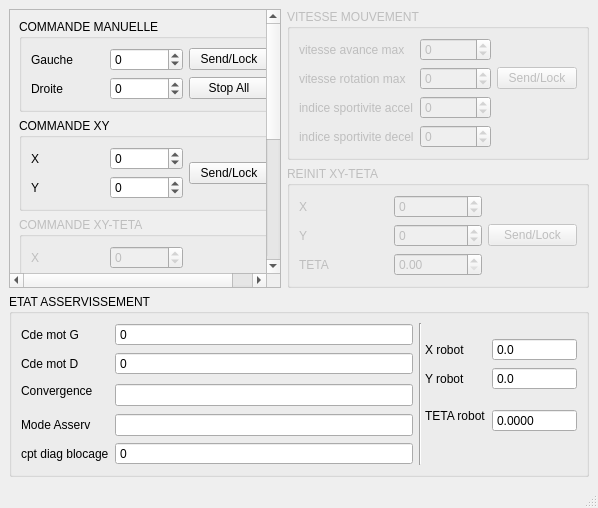
Before: the Qt Designer form PluginModules/Asserv/ihm_Asserv.ui in CRLG/LABOTBOX, drawn with Qt 5.
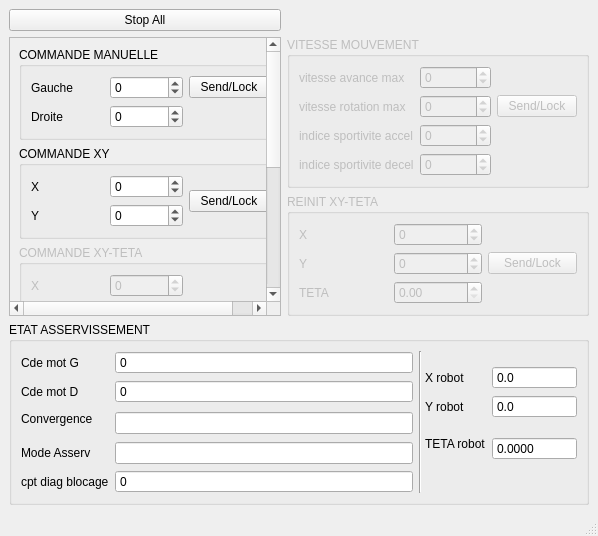
After: the same form once the commit is applied.

Commit message: Asserv: stop all sur touche ESCAPE + sortie du bouton "Stop All" de l'ascenseur

Diff of the .ui file:
```diff
--- a/PluginModules/Asserv/ihm_Asserv.ui
+++ b/PluginModules/Asserv/ihm_Asserv.ui
@@ -21,265 +21,7 @@
   </property>
   <widget class="QWidget" name="centralwidget">
    <layout class="QGridLayout" name="gridLayout_10">
-    <item row="2" column="0" colspan="2">
-     <widget class="QGroupBox" name="groupBox_8">
-      <property name="title">
-       <string>ETAT ASSERVISSEMENT</string>
-      </property>
-      <layout class="QGridLayout" name="gridLayout_9">
-       <item row="0" column="0" rowspan="2">
-        <widget class="QLabel" name="label_19">
-         <property name="text">
-          <string>Cde mot G</string>
-         </property>
-        </widget>
-       </item>
-       <item row="0" column="1" rowspan="2">
-        <widget class="QSpinBox" name="Etat_CdeMotGauche">
-         <property name="readOnly">
-          <bool>true</bool>
-         </property>
-         <property name="buttonSymbols">
-          <enum>QAbstractSpinBox::NoButtons</enum>
-         </property>
-         <property name="minimum">
-          <number>-100</number>
-         </property>
-         <property name="maximum">
-          <number>100</number>
-         </property>
-        </widget>
-       </item>
-       <item row="0" column="2" rowspan="9" colspan="2">
-        <widget class="Line" name="line">
-         <property name="orientation">
-          <enum>Qt::Vertical</enum>
-         </property>
-        </widget>
-       </item>
-       <item row="1" column="3" rowspan="2">
-        <widget class="QLabel" name="label_26">
-         <property name="text">
-          <string>X robot</string>
-         </property>
-        </widget>
-       </item>
-       <item row="2" column="0" rowspan="2">
-        <widget class="QLabel" name="label_20">
-         <property name="text">
-          <string>Cde mot D</string>
-         </property>
-        </widget>
-       </item>
-       <item row="2" column="1" rowspan="2">
-        <widget class="QSpinBox" name="Etat_CdeMotDroit">
-         <property name="readOnly">
-          <bool>true</bool>
-         </property>
-         <property name="buttonSymbols">
-          <enum>QAbstractSpinBox::NoButtons</enum>
-         </property>
-         <property name="minimum">
-          <number>-100</number>
-         </property>
-         <property name="maximum">
-          <number>100</number>
-         </property>
-        </widget>
-       </item>
-       <item row="3" column="3" rowspan="2">
-        <widget class="QLabel" name="label_25">
-         <property name="text">
-          <string>Y robot</string>
-         </property>
-        </widget>
-       </item>
-       <item row="4" column="0" rowspan="2">
-        <widget class="QLabel" name="label_21">
-         <property name="text">
-          <string>Convergence</string>
-         </property>
-        </widget>
-       </item>
-       <item row="4" column="1" rowspan="3">
-        <widget class="QLineEdit" name="EtatConvergence">
-         <property name="readOnly">
-          <bool>true</bool>
-         </property>
-        </widget>
-       </item>
-       <item row="5" column="3" rowspan="3">
-        <widget class="QLabel" name="label_24">
-         <property name="text">
-          <string>TETA robot</string>
-         </property>
-        </widget>
-       </item>
-       <item row="7" column="0">
-        <widget class="QLabel" name="label_22">
-         <property name="enabled">
-          <bool>true</bool>
-         </property>
-         <property name="text">
-          <string>Mode Asserv</string>
-         </property>
-        </widget>
-       </item>
-       <item row="7" column="1">
-        <widget class="QLineEdit" name="EtatModeAsservissement">
-         <property name="readOnly">
-          <bool>true</bool>
-         </property>
-        </widget>
-       </item>
-       <item row="8" column="0">
-        <widget class="QLabel" name="label_23">
-         <property name="text">
-          <string>cpt diag blocage</string>
-         </property>
-        </widget>
-       </item>
-       <item row="8" column="1">
-        <widget class="QSpinBox" name="Etat_Cpt_diag_blocage">
-         <property name="readOnly">
-          <bool>true</bool>
-         </property>
-         <property name="buttonSymbols">
-          <enum>QAbstractSpinBox::NoButtons</enum>
-         </property>
-         <property name="maximum">
-          <number>9000000</number>
-         </property>
-        </widget>
-       </item>
-       <item row="1" column="4" rowspan="2">
-        <widget class="QDoubleSpinBox" name="PosRobot_X">
-         <property name="readOnly">
-          <bool>true</bool>
-         </property>
-         <property name="buttonSymbols">
-          <enum>QAbstractSpinBox::NoButtons</enum>
-         </property>
-         <property name="decimals">
-          <number>1</number>
-         </property>
-         <property name="minimum">
-          <double>-999999999.000000000000000</double>
-         </property>
-         <property name="maximum">
-          <double>999999999.000000000000000</double>
-         </property>
-        </widget>
-       </item>
-       <item row="3" column="4" rowspan="2">
-        <widget class="QDoubleSpinBox" name="PosRobot_Y">
-         <property name="readOnly">
-          <bool>true</bool>
-         </property>
-         <property name="buttonSymbols">
-          <enum>QAbstractSpinBox::NoButtons</enum>
-         </property>
-         <property name="decimals">
-          <number>1</number>
-         </property>
-         <property name="minimum">
-          <double>-999999999.000000000000000</double>
-         </property>
-         <property name="maximum">
-          <double>999999999.000000000000000</double>
-         </property>
-        </widget>
-       </item>
-       <item row="6" column="4" rowspan="2">
-        <widget class="QDoubleSpinBox" name="PosRobot_Teta">
-         <property name="readOnly">
-          <bool>true</bool>
-         </property>
-         <property name="buttonSymbols">
-          <enum>QAbstractSpinBox::NoButtons</enum>
-         </property>
-         <property name="decimals">
-          <number>4</number>
-         </property>
-         <property name="minimum">
-          <double>-999999999.000000000000000</double>
-         </property>
-         <property name="maximum">
-          <double>999999999.000000000000000</double>
-         </property>
-        </widget>
-       </item>
-      </layout>
-     </widget>
-    </item>
-    <item row="1" column="1">
-     <widget class="QGroupBox" name="groupBox_5">
-      <property name="enabled">
-       <bool>false</bool>
-      </property>
-      <property name="title">
-       <string>REINIT XY-TETA</string>
-      </property>
-      <layout class="QGridLayout" name="gridLayout_6">
-       <item row="0" column="0">
-        <widget class="QLabel" name="label_10">
-         <property name="text">
-          <string>X</string>
-         </property>
-        </widget>
-       </item>
-       <item row="0" column="1">
-        <widget class="QSpinBox" name="spinBox_10">
-         <property name="minimum">
-          <number>-9000000</number>
-         </property>
-         <property name="maximum">
-          <number>9000000</number>
-         </property>
-        </widget>
-       </item>
-       <item row="1" column="0">
-        <widget class="QLabel" name="label_11">
-         <property name="text">
-          <string>Y</string>
-         </property>
-        </widget>
-       </item>
-       <item row="1" column="1">
-        <widget class="QSpinBox" name="spinBox_11">
-         <property name="minimum">
-          <number>-9000000</number>
-         </property>
-         <property name="maximum">
-          <number>9000000</number>
-         </property>
-        </widget>
-       </item>
-       <item row="1" column="2">
-        <widget class="QPushButton" name="pushButton_6">
-         <property name="text">
-          <string>Send/Lock</string>
-         </property>
-        </widget>
-       </item>
-       <item row="2" column="0">
-        <widget class="QLabel" name="label_12">
-         <property name="text">
-          <string>TETA</string>
-         </property>
-        </widget>
-       </item>
-       <item row="2" column="1">
-        <widget class="QDoubleSpinBox" name="doubleSpinBox_12">
-         <property name="maximum">
-          <double>999999999.000000000000000</double>
-         </property>
-        </widget>
-       </item>
-      </layout>
-     </widget>
-    </item>
-    <item row="0" column="0" rowspan="2">
+    <item row="1" column="0" rowspan="2">
      <widget class="QScrollArea" name="scrollArea">
       <property name="widgetResizable">
        <bool>true</bool>
@@ -288,9 +30,9 @@
        <property name="geometry">
         <rect>
          <x>0</x>
-         <y>-225</y>
+         <y>0</y>
          <width>274</width>
-         <height>472</height>
+         <height>469</height>
         </rect>
        </property>
        <layout class="QGridLayout" name="gridLayout_8">
@@ -457,13 +199,6 @@
              </property>
             </widget>
            </item>
-           <item row="1" column="2">
-            <widget class="QPushButton" name="stopAll">
-             <property name="text">
-              <string>Stop All</string>
-             </property>
-            </widget>
-           </item>
           </layout>
          </widget>
         </item>
@@ -568,7 +303,7 @@
       </widget>
      </widget>
     </item>
-    <item row="0" column="1">
+    <item row="1" column="1">
      <widget class="QGroupBox" name="groupBox_6">
       <property name="enabled">
        <bool>false</bool>
@@ -655,6 +390,274 @@
       </layout>
      </widget>
     </item>
+    <item row="3" column="0" colspan="2">
+     <widget class="QGroupBox" name="groupBox_8">
+      <property name="title">
+       <string>ETAT ASSERVISSEMENT</string>
+      </property>
+      <layout class="QGridLayout" name="gridLayout_9">
+       <item row="0" column="0" rowspan="2">
+        <widget class="QLabel" name="label_19">
+         <property name="text">
+          <string>Cde mot G</string>
+         </property>
+        </widget>
+       </item>
+       <item row="0" column="1" rowspan="2">
+        <widget class="QSpinBox" name="Etat_CdeMotGauche">
+         <property name="readOnly">
+          <bool>true</bool>
+         </property>
+         <property name="buttonSymbols">
+          <enum>QAbstractSpinBox::NoButtons</enum>
+         </property>
+         <property name="minimum">
+          <number>-100</number>
+         </property>
+         <property name="maximum">
+          <number>100</number>
+         </property>
+        </widget>
+       </item>
+       <item row="0" column="2" rowspan="9" colspan="2">
+        <widget class="Line" name="line">
+         <property name="orientation">
+          <enum>Qt::Vertical</enum>
+         </property>
+        </widget>
+       </item>
+       <item row="1" column="3" rowspan="2">
+        <widget class="QLabel" name="label_26">
+         <property name="text">
+          <string>X robot</string>
+         </property>
+        </widget>
+       </item>
+       <item row="2" column="0" rowspan="2">
+        <widget class="QLabel" name="label_20">
+         <property name="text">
+          <string>Cde mot D</string>
+         </property>
+        </widget>
+       </item>
+       <item row="2" column="1" rowspan="2">
+        <widget class="QSpinBox" name="Etat_CdeMotDroit">
+         <property name="readOnly">
+          <bool>true</bool>
+         </property>
+         <property name="buttonSymbols">
+          <enum>QAbstractSpinBox::NoButtons</enum>
+         </property>
+         <property name="minimum">
+          <number>-100</number>
+         </property>
+         <property name="maximum">
+          <number>100</number>
+         </property>
+        </widget>
+       </item>
+       <item row="3" column="3" rowspan="2">
+        <widget class="QLabel" name="label_25">
+         <property name="text">
+          <string>Y robot</string>
+         </property>
+        </widget>
+       </item>
+       <item row="4" column="0" rowspan="2">
+        <widget class="QLabel" name="label_21">
+         <property name="text">
+          <string>Convergence</string>
+         </property>
+        </widget>
+       </item>
+       <item row="4" column="1" rowspan="3">
+        <widget class="QLineEdit" name="EtatConvergence">
+         <property name="readOnly">
+          <bool>true</bool>
+         </property>
+        </widget>
+       </item>
+       <item row="5" column="3" rowspan="3">
+        <widget class="QLabel" name="label_24">
+         <property name="text">
+          <string>TETA robot</string>
+         </property>
+        </widget>
+       </item>
+       <item row="7" column="0">
+        <widget class="QLabel" name="label_22">
+         <property name="enabled">
+          <bool>true</bool>
+         </property>
+         <property name="text">
+          <string>Mode Asserv</string>
+         </property>
+        </widget>
+       </item>
+       <item row="7" column="1">
+        <widget class="QLineEdit" name="EtatModeAsservissement">
+         <property name="readOnly">
+          <bool>true</bool>
+         </property>
+        </widget>
+       </item>
+       <item row="8" column="0">
+        <widget class="QLabel" name="label_23">
+         <property name="text">
+          <string>cpt diag blocage</string>
+         </property>
+        </widget>
+       </item>
+       <item row="8" column="1">
+        <widget class="QSpinBox" name="Etat_Cpt_diag_blocage">
+         <property name="readOnly">
+          <bool>true</bool>
+         </property>
+         <property name="buttonSymbols">
+          <enum>QAbstractSpinBox::NoButtons</enum>
+         </property>
+         <property name="maximum">
+          <number>9000000</number>
+         </property>
+        </widget>
+       </item>
+       <item row="1" column="4" rowspan="2">
+        <widget class="QDoubleSpinBox" name="PosRobot_X">
+         <property name="readOnly">
+          <bool>true</bool>
+         </property>
+         <property name="buttonSymbols">
+          <enum>QAbstractSpinBox::NoButtons</enum>
+         </property>
+         <property name="decimals">
+          <number>1</number>
+         </property>
+         <property name="minimum">
+          <double>-999999999.000000000000000</double>
+         </property>
+         <property name="maximum">
+          <double>999999999.000000000000000</double>
+         </property>
+        </widget>
+       </item>
+       <item row="3" column="4" rowspan="2">
+        <widget class="QDoubleSpinBox" name="PosRobot_Y">
+         <property name="readOnly">
+          <bool>true</bool>
+         </property>
+         <property name="buttonSymbols">
+          <enum>QAbstractSpinBox::NoButtons</enum>
+         </property>
+         <property name="decimals">
+          <number>1</number>
+         </property>
+         <property name="minimum">
+          <double>-999999999.000000000000000</double>
+         </property>
+         <property name="maximum">
+          <double>999999999.000000000000000</double>
+         </property>
+        </widget>
+       </item>
+       <item row="6" column="4" rowspan="2">
+        <widget class="QDoubleSpinBox" name="PosRobot_Teta">
+         <property name="readOnly">
+          <bool>true</bool>
+         </property>
+         <property name="buttonSymbols">
+          <enum>QAbstractSpinBox::NoButtons</enum>
+         </property>
+         <property name="decimals">
+          <number>4</number>
+         </property>
+         <property name="minimum">
+          <double>-999999999.000000000000000</double>
+         </property>
+         <property name="maximum">
+          <double>999999999.000000000000000</double>
+         </property>
+        </widget>
+       </item>
+      </layout>
+     </widget>
+    </item>
+    <item row="2" column="1">
+     <widget class="QGroupBox" name="groupBox_5">
+      <property name="enabled">
+       <bool>false</bool>
+      </property>
+      <property name="title">
+       <string>REINIT XY-TETA</string>
+      </property>
+      <layout class="QGridLayout" name="gridLayout_6">
+       <item row="0" column="0">
+        <widget class="QLabel" name="label_10">
+         <property name="text">
+          <string>X</string>
+         </property>
+        </widget>
+       </item>
+       <item row="0" column="1">
+        <widget class="QSpinBox" name="spinBox_10">
+         <property name="minimum">
+          <number>-9000000</number>
+         </property>
+         <property name="maximum">
+          <number>9000000</number>
+         </property>
+        </widget>
+       </item>
+       <item row="1" column="0">
+        <widget class="QLabel" name="label_11">
+         <property name="text">
+          <string>Y</string>
+         </property>
+        </widget>
+       </item>
+       <item row="1" column="1">
+        <widget class="QSpinBox" name="spinBox_11">
+         <property name="minimum">
+          <number>-9000000</number>
+         </property>
+         <property name="maximum">
+          <number>9000000</number>
+         </property>
+        </widget>
+       </item>
+       <item row="1" column="2">
+        <widget class="QPushButton" name="pushButton_6">
+         <property name="text">
+          <string>Send/Lock</string>
+         </property>
+        </widget>
+       </item>
+       <item row="2" column="0">
+        <widget class="QLabel" name="label_12">
+         <property name="text">
+          <string>TETA</string>
+         </property>
+        </widget>
+       </item>
+       <item row="2" column="1">
+        <widget class="QDoubleSpinBox" name="doubleSpinBox_12">
+         <property name="maximum">
+          <double>999999999.000000000000000</double>
+         </property>
+        </widget>
+       </item>
+      </layout>
+     </widget>
+    </item>
+    <item row="0" column="0">
+     <widget class="QPushButton" name="stopAll">
+      <property name="toolTip">
+       <string>&lt;html&gt;&lt;head/&gt;&lt;body&gt;&lt;p&gt;Touche ESCAPE -&amp;gt; Stop All&lt;/p&gt;&lt;/body&gt;&lt;/html&gt;</string>
+      </property>
+      <property name="text">
+       <string>Stop All</string>
+      </property>
+     </widget>
+    </item>
    </layout>
   </widget>
   <widget class="QMenuBar" name="menubar">
```
The commit also changes 2 other files.
